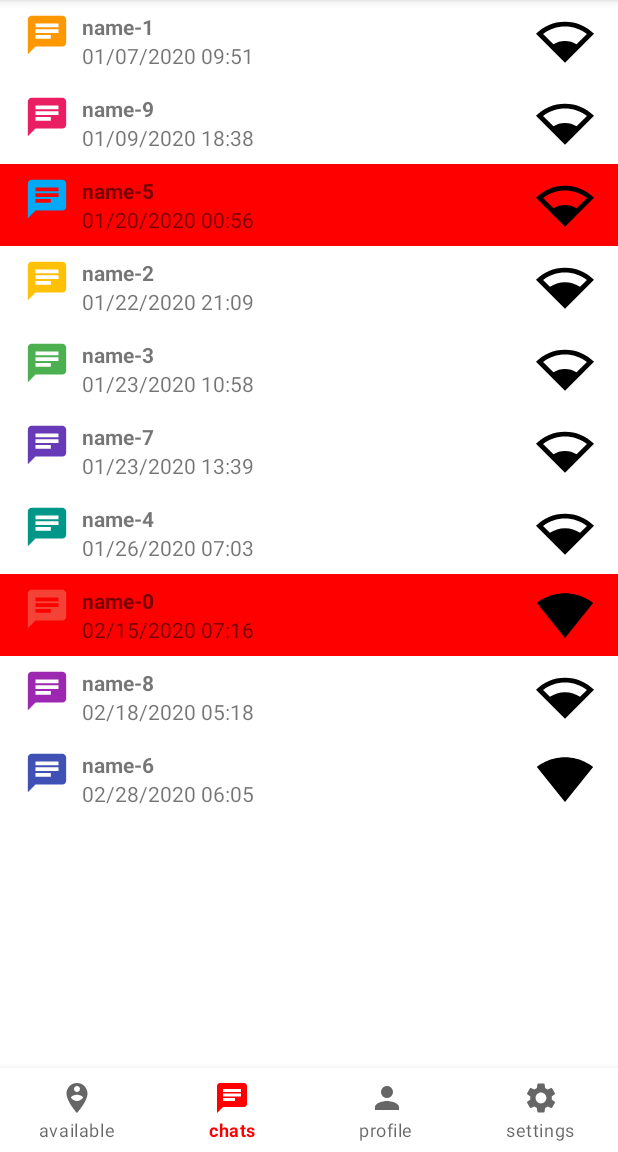
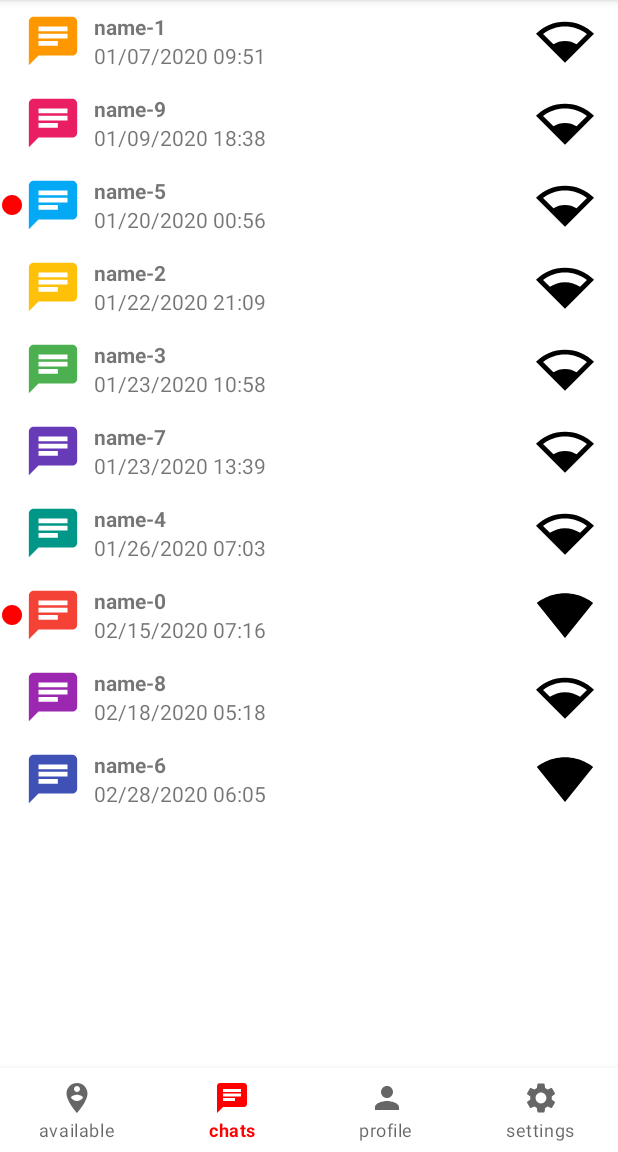
Before and after one commit to timlock/NearbyChat, an Android app: the screen it shows after launch (MainActivity), item 2 of the bottom bar chosen, on a phone screen of 412 x 824 dp, the part 84-1236 px from its top. Run offline under Robolectric (Android 15) with nearby library versions, the phone set to English and light mode, and no system bars; our stand-ins replace Room's generated code.

Commit message:
Punkt für ungelesene Nachrichten statt Hintergrundfärbung eingebaut

```diff
--- a/NearbyChat/app/src/main/java/de/hsos/nearbychat/app/data/Repository.kt
+++ b/NearbyChat/app/src/main/java/de/hsos/nearbychat/app/data/Repository.kt
@@ -101,7 +101,7 @@ class Repository(database: Database) {
             if(message.address == savedProfile.address) {
                 if(!message.isSelfAuthored) {
                     // set unread if message is not self authored
-                    savedProfile.unread = true
+                    savedProfile.isUnread = true
                     updateProfile(savedProfile)
                 }
                 foundProfile = true
@@ -121,7 +121,7 @@ class Repository(database: Database) {
             }
             if(!message.isSelfAuthored) {
                 // set unread if message is not self authored
-                profile!!.unread = true
+                profile!!.isUnread = true
                 insertProfile(profile!!)
             }
         }
--- a/NearbyChat/app/src/main/java/de/hsos/nearbychat/app/domain/Profile.kt
+++ b/NearbyChat/app/src/main/java/de/hsos/nearbychat/app/domain/Profile.kt
@@ -12,7 +12,7 @@ class Profile(@PrimaryKey val address: String) {
     lateinit var description: String
     var color: Int = 0
     var lastInteraction: Long = Long.MIN_VALUE
-    var unread: Boolean = false
+    var isUnread: Boolean = false
     @Ignore
     var rssi: Int = Int.MIN_VALUE
     @Ignore
--- a/NearbyChat/app/src/main/java/de/hsos/nearbychat/app/view/ChatActivity.kt
+++ b/NearbyChat/app/src/main/java/de/hsos/nearbychat/app/view/ChatActivity.kt
@@ -2,7 +2,6 @@ package de.hsos.nearbychat.app.view
 
 import MessageAdapter
 import android.os.Bundle
-import android.widget.AbsListView
 import android.widget.ImageView
 import android.widget.TextView
 import androidx.activity.viewModels
@@ -90,8 +89,8 @@ class ChatActivity : AppCompatActivity() {
     }
 
     private fun checkUnread() {
-        if (profile != null && profile!!.unread) {
-            profile!!.unread = false
+        if (profile != null && profile!!.isUnread) {
+            profile!!.isUnread = false
             viewModel.updateSavedProfile(profile!!)
         }
     }
--- a/NearbyChat/app/src/main/java/de/hsos/nearbychat/app/view/ChatUserAdapter.kt
+++ b/NearbyChat/app/src/main/java/de/hsos/nearbychat/app/view/ChatUserAdapter.kt
@@ -1,6 +1,5 @@
 import android.content.Context
 import android.icu.text.SimpleDateFormat
-import android.util.TypedValue
 import android.view.LayoutInflater
 import android.view.View
 import android.view.ViewGroup
@@ -29,7 +28,7 @@ class ChatUserAdapter (private val onItemClicked: (Profile?) -> Unit) : Recycler
         val userLastInteraction: TextView = itemView.findViewById(R.id.chats_user_last_interaction)
         val symbol: ImageView = itemView.findViewById(R.id.chats_user_symbol)
         val signalStrength: ImageView = itemView.findViewById(R.id.chats_user_signal_strength)
-        val layout: View = itemView.findViewById(R.id.chats_user_layout)
+        val unreadDot: ImageView = itemView.findViewById(R.id.chats_user_unread_dot)
         var profile: Profile? = null
 
         init {
@@ -66,23 +65,11 @@ class ChatUserAdapter (private val onItemClicked: (Profile?) -> Unit) : Recycler
                 Application.getSignalStrengthIcon(profile.signalStrength0to4())
             )
         )
-        val typedValue = TypedValue()
-        if(profile.unread) {
-            context.theme.resolveAttribute(
-                com.google.android.material.R.attr.colorPrimary,
-                typedValue,
-                true
-            )
+        if(profile.isUnread) {
+            viewHolder.unreadDot.visibility = View.VISIBLE
         } else {
-            context.theme.resolveAttribute(
-                com.google.android.material.R.attr.colorOnPrimary,
-                typedValue,
-                true
-            )
+            viewHolder.unreadDot.visibility = View.INVISIBLE
         }
-        viewHolder.layout.setBackgroundColor(
-            typedValue.data
-        )
         viewHolder.profile = profile
     }
 
--- a/NearbyChat/app/src/main/java/de/hsos/nearbychat/app/view/ChatsView.kt
+++ b/NearbyChat/app/src/main/java/de/hsos/nearbychat/app/view/ChatsView.kt
@@ -35,10 +35,6 @@ class ChatsView : Fragment() {
 
         viewModel.savedProfiles.observe(viewLifecycleOwner) { profiles ->
             profiles.let { adapter.savedProfiles = profiles }
-        }
-
-        viewModel.availableProfiles.observe(viewLifecycleOwner) { profiles ->
-            profiles.let {} //TODO: profile, wenn verfügbar angepasst anzeigen
         }
 
         recyclerView.adapter = adapter
--- a/NearbyChat/app/src/main/java/de/hsos/nearbychat/app/view/MainActivity.kt
+++ b/NearbyChat/app/src/main/java/de/hsos/nearbychat/app/view/MainActivity.kt
@@ -157,7 +157,7 @@ class MainActivity : AppCompatActivity() {
             profile.name = "name-$i"
             profile.color = i
             profile.description = "description-$i"
-            if(i % 5 == 0) profile.unread = true
+            if(i % 5 == 0) profile.isUnread = true
             for(j in 0..19) {
                 val offset: Long = Timestamp.valueOf("2020-01-01 00:00:00").time
                 val end: Long = Timestamp.valueOf("2020-03-03 00:00:00").time
--- /dev/null
+++ b/NearbyChat/app/src/main/res/drawable/ic_baseline_circle_24.xml
@@ -0,0 +1,5 @@
+<vector android:height="24dp" android:tint="#000000"
+    android:viewportHeight="24" android:viewportWidth="24"
+    android:width="24dp" xmlns:android="http://schemas.android.com/apk/res/android">
+    <path android:fillColor="@android:color/white" android:pathData="M12,2C6.47,2 2,6.47 2,12s4.47,10 10,10 10,-4.47 10,-10S17.53,2 12,2z"/>
+</vector>
--- a/NearbyChat/app/src/main/res/layout/chat_user.xml
+++ b/NearbyChat/app/src/main/res/layout/chat_user.xml
@@ -50,9 +50,20 @@
         android:layout_marginStart="16dp"
         android:layout_marginTop="8dp"
         android:layout_marginBottom="8dp"
-        app:layout_constraintBottom_toBottomOf="@+id/chats_user_last_interaction"
+        app:layout_constraintBottom_toBottomOf="parent"
         app:layout_constraintDimensionRatio="1:1"
         app:layout_constraintStart_toStartOf="parent"
         app:layout_constraintTop_toTopOf="parent"
         app:srcCompat="@drawable/ic_baseline_chat_24" />
+
+    <ImageView
+        android:id="@+id/chats_user_unread_dot"
+        android:layout_width="0dp"
+        android:layout_height="0dp"
+        app:layout_constraintBottom_toBottomOf="@+id/chats_user_symbol"
+        app:layout_constraintEnd_toStartOf="@+id/chats_user_symbol"
+        app:layout_constraintStart_toStartOf="parent"
+        app:layout_constraintTop_toTopOf="@+id/chats_user_symbol"
+        app:srcCompat="@drawable/ic_baseline_circle_24"
+        app:tint="?colorPrimary"/>
 </androidx.constraintlayout.widget.ConstraintLayout>
```
